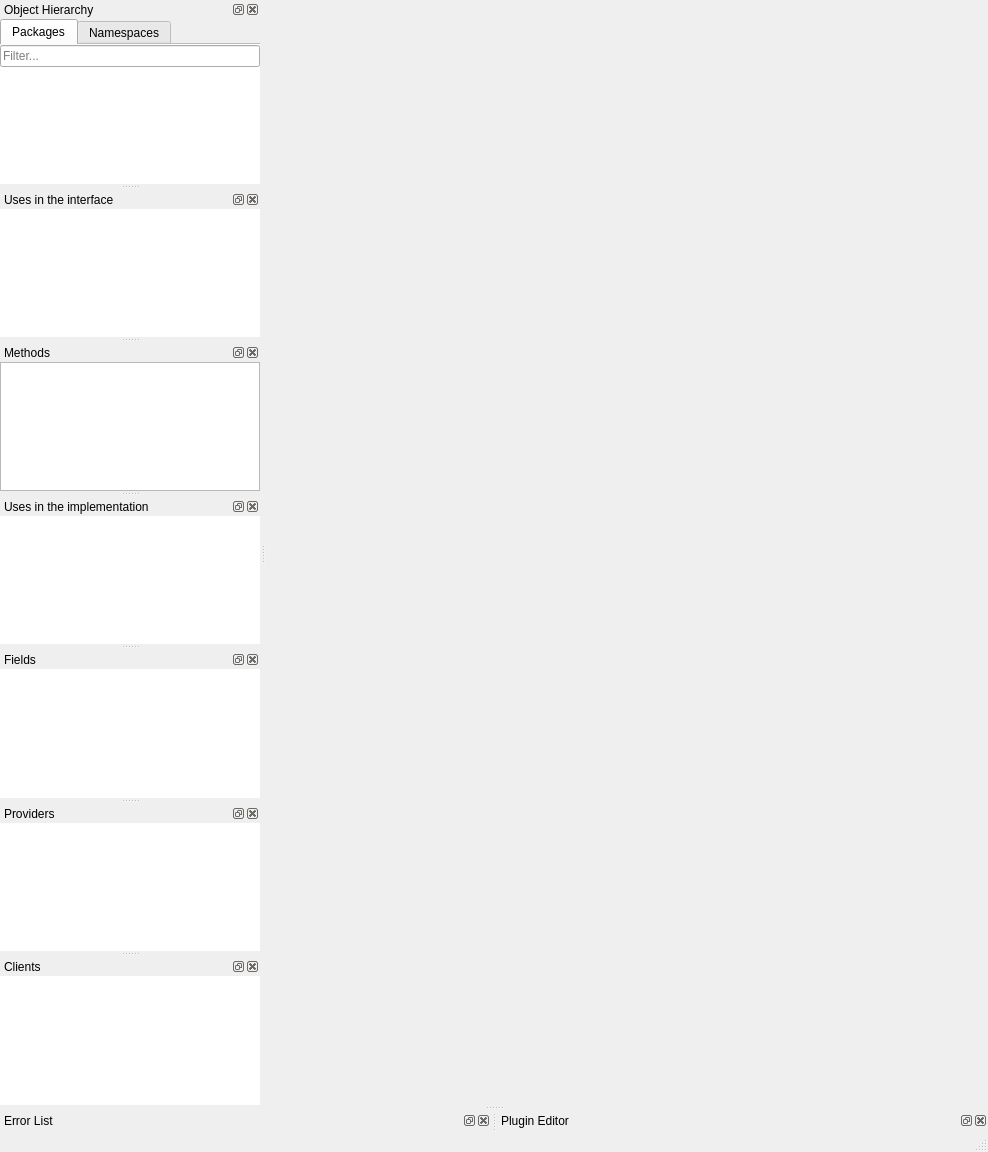
Qt form desktopapp/mainwindow.ui (KDE/codevis) before a commit.
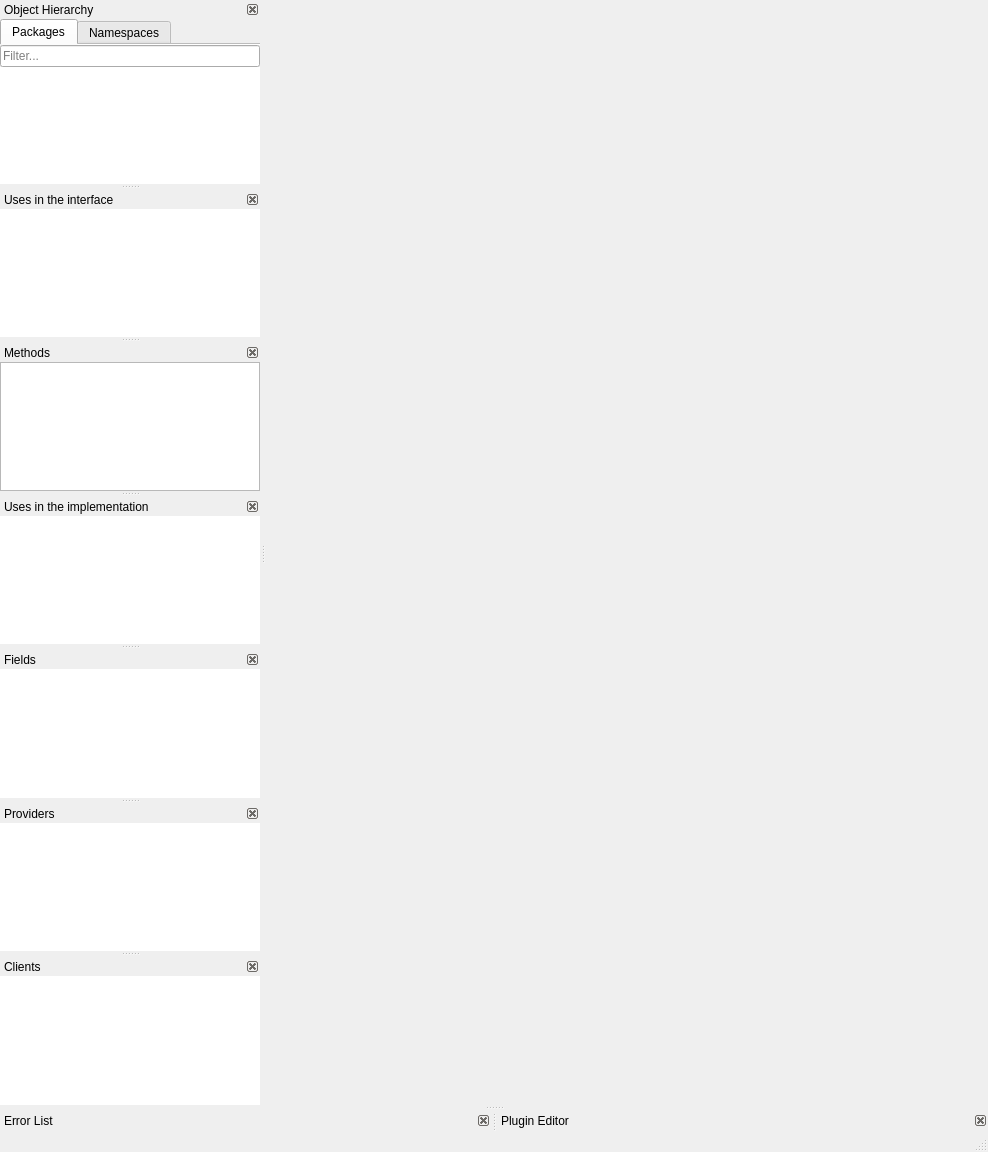
The same form after that commit. Custom widgets are drawn as their Qt base class.

Commit message:
Fix bug with DockWidgets on Wayland
The best thing we could do here is to use KDockWidgets but it's GPL
so we can't. (maybe we can for the desktopapp, I'm not sure).
Having a floating dock widget in wayland breaks everything and
makes the app crash on mouse movements, so just forbid it.

Diff of the .ui file:
```diff
--- a/desktopapp/mainwindow.ui
+++ b/desktopapp/mainwindow.ui
@@ -85,6 +85,9 @@
   </widget>
   <widget class="QStatusBar" name="statusbar"/>
   <widget class="QDockWidget" name="objectHierarchyDoc">
+   <property name="features">
+    <set>QDockWidget::DockWidgetClosable|QDockWidget::DockWidgetMovable</set>
+   </property>
    <property name="windowTitle">
     <string>Object Hierarchy</string>
    </property>
@@ -218,6 +221,9 @@
    </widget>
   </widget>
   <widget class="QDockWidget" name="usesInTheInterfaceDock">
+   <property name="features">
+    <set>QDockWidget::DockWidgetClosable|QDockWidget::DockWidgetMovable</set>
+   </property>
    <property name="windowTitle">
     <string>Uses in the interface</string>
    </property>
@@ -261,6 +267,9 @@
    </widget>
   </widget>
   <widget class="QDockWidget" name="methodsDock">
+   <property name="features">
+    <set>QDockWidget::DockWidgetClosable|QDockWidget::DockWidgetMovable</set>
+   </property>
    <property name="windowTitle">
     <string>Methods</string>
    </property>
@@ -295,6 +304,9 @@
    </widget>
   </widget>
   <widget class="QDockWidget" name="usesInTheImplDock">
+   <property name="features">
+    <set>QDockWidget::DockWidgetClosable|QDockWidget::DockWidgetMovable</set>
+   </property>
    <property name="windowTitle">
     <string>Uses in the implementation</string>
    </property>
@@ -338,6 +350,9 @@
    </widget>
   </widget>
   <widget class="QDockWidget" name="fieldsDock">
+   <property name="features">
+    <set>QDockWidget::DockWidgetClosable|QDockWidget::DockWidgetMovable</set>
+   </property>
    <property name="windowTitle">
     <string>Fields</string>
    </property>
@@ -378,6 +393,9 @@
    </widget>
   </widget>
   <widget class="QDockWidget" name="providersDock">
+   <property name="features">
+    <set>QDockWidget::DockWidgetClosable|QDockWidget::DockWidgetMovable</set>
+   </property>
    <property name="windowTitle">
     <string>Providers</string>
    </property>
@@ -421,6 +439,9 @@
    </widget>
   </widget>
   <widget class="QDockWidget" name="clientsDock">
+   <property name="features">
+    <set>QDockWidget::DockWidgetClosable|QDockWidget::DockWidgetMovable</set>
+   </property>
    <property name="windowTitle">
     <string>Clients</string>
    </property>
@@ -464,6 +485,9 @@
    </widget>
   </widget>
   <widget class="QDockWidget" name="errorDock">
+   <property name="features">
+    <set>QDockWidget::DockWidgetClosable|QDockWidget::DockWidgetMovable</set>
+   </property>
    <property name="windowTitle">
     <string>Error List</string>
    </property>
@@ -483,6 +507,9 @@
    </property>
   </widget>
   <widget class="QDockWidget" name="pluginEditorDock">
+   <property name="features">
+    <set>QDockWidget::DockWidgetClosable|QDockWidget::DockWidgetMovable</set>
+   </property>
    <property name="windowTitle">
     <string>Plugin Editor</string>
    </property>
```
